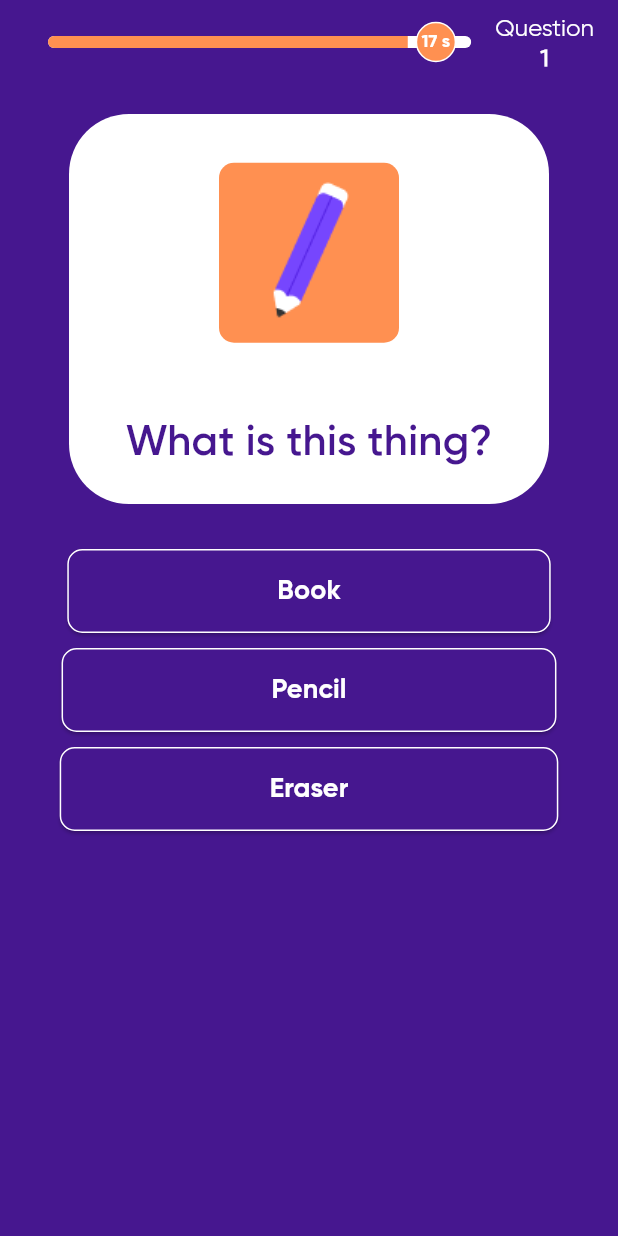
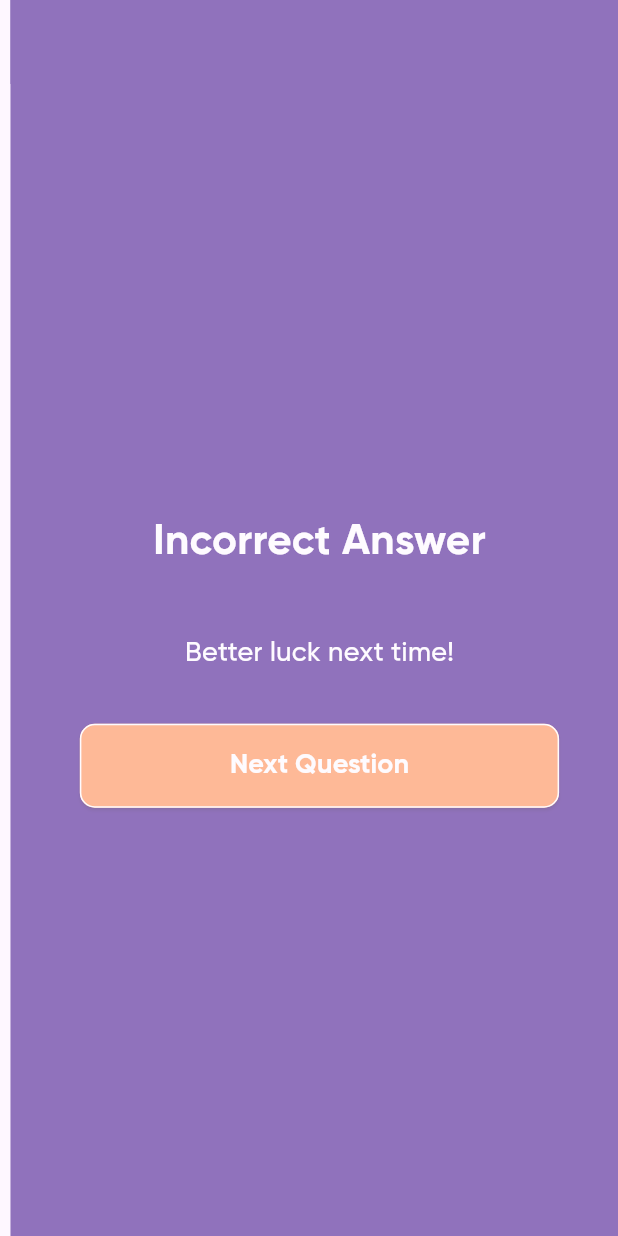
Before and after one commit to Petya2603/kahoot_app, a Flutter app: the QuizeScreen screen opened directly, after a tap on "Book", on a phone screen of 412 x 824 dp. Run offline on Flutter 3.47's test engine with Material 3 defaults, Android fonts, the phone set to English and light mode, and no system bars; our stand-ins replace get; missing offline and left inert: qr_code_scanner.

Commit message:
quize_controller

```diff
--- a/lib/screens/quize/controller/quize_controller.dart
+++ b/lib/screens/quize/controller/quize_controller.dart
@@ -1,12 +1,15 @@
 import 'package:get/get.dart';
 import 'dart:async';
-import '../../results/results_screen.dart'; // Import the results screen
+import '../../reiting/reiting_screen.dart';
+import '../../results/correct/results_correct_screen.dart';
+import '../../results/incorrect/result_incorrect_screen.dart';
 
 class QuizeScreenController extends GetxController {
   var progressValue = 1.0.obs;
   var remainingSeconds = 20.obs;
   Timer? _timer;
   var selectedButtonIndex = (-1).obs;
+  var currentQuestionIndex = 0.obs;
   List<String> questions = [
     "What is this thing?",
     "What is the capital of France?",
@@ -18,6 +21,7 @@ class QuizeScreenController extends GetxController {
     ["3", "4", "5"],
   ];
   List<int> correctAnswerIndex = [1, 0, 1];
+
   @override
   void onInit() {
     super.onInit();
@@ -25,13 +29,18 @@ class QuizeScreenController extends GetxController {
   }
 
   void _startTimer() {
+    if (currentQuestionIndex.value >= questions.length) {
+      _timer?.cancel();
+      return;
+    }
+    _timer?.cancel();
     _timer = Timer.periodic(const Duration(seconds: 1), (timer) {
       if (remainingSeconds.value > 0) {
         remainingSeconds.value--;
         progressValue.value = remainingSeconds.value / 20;
       } else {
         _timer?.cancel();
-        Get.offAll(const ResultsScreen());
+        Get.offAll(() => ResultIncorrectScreen(onNext: _goToNextQuestion));
       }
     });
   }
@@ -42,16 +51,34 @@ class QuizeScreenController extends GetxController {
     super.onClose();
   }
 
-  void selectButton(int index, int questionIndex) {
+  void selectedButton(int index) {
+    _timer?.cancel();
     selectedButtonIndex.value = index;
-    if (_validateAnswer(index, questionIndex)) {
-      Get.to(const ResultsScreen());
+    if (_validateAnswer(index)) {
+      Future.delayed(const Duration(seconds: 1), () {
+        Get.to(() => ResultCorrectScreen(onNext: _goToNextQuestion));
+      });
     } else {
-      Get.offAll(const ResultsScreen());
+      Future.delayed(const Duration(seconds: 1), () {
+        Get.to(() => ResultIncorrectScreen(onNext: _goToNextQuestion));
+      });
     }
   }
 
-  bool _validateAnswer(int selectedIndex, int questionIndex) {
-    return selectedIndex == correctAnswerIndex[questionIndex];
+  void _goToNextQuestion() {
+    if (currentQuestionIndex.value < questions.length - 1) {
+      currentQuestionIndex.value++;
+      selectedButtonIndex.value = -1;
+      remainingSeconds.value = 20;
+      _startTimer();
+      Get.back();
+    } else {
+      _timer?.cancel();
+      Get.offAll(() => const ReitingScreen());
+    }
+  }
+
+  bool _validateAnswer(int selectedIndex) {
+    return selectedIndex == correctAnswerIndex[currentQuestionIndex.value];
   }
 }
--- a/lib/screens/quize/quize_screen.dart
+++ b/lib/screens/quize/quize_screen.dart
@@ -1,5 +1,6 @@
 import 'package:flutter/material.dart';
 import 'package:get/get.dart';
+import 'package:get/get_state_manager/get_state_manager.dart';
 import 'package:kahoot_app/screens/quize/controller/quize_controller.dart';
 import '../../config/constants/constants.dart';
 
@@ -53,10 +54,10 @@ class QuizeScreen extends StatelessWidget {
                   ),
                 ),
               ),
-              const Column(
+              Obx(() => Column(
                     crossAxisAlignment: CrossAxisAlignment.center,
                     children: [
-                  Text(
+                      const Text(
                         "Question",
                         style: TextStyle(
                           color: Colors.white,
@@ -64,14 +65,14 @@ class QuizeScreen extends StatelessWidget {
                         ),
                       ),
                       Text(
-                    "1",
-                    style: TextStyle(
+                        "${controller.currentQuestionIndex.value + 1}/${controller.questions.length}",
+                        style: const TextStyle(
                             color: Colors.white,
                             fontSize: 16,
                             fontWeight: FontWeight.bold),
                       ),
                     ],
-              ),
+                  )),
             ],
           ),
         ),
@@ -101,13 +102,16 @@ class QuizeScreen extends StatelessWidget {
                         color: AppColors.orange,
                       ),
                     ),
-                    Text(
-                      controller.questions[0],
+                    Obx(
+                      () => Text(
+                        controller
+                            .questions[controller.currentQuestionIndex.value],
                         style: const TextStyle(
                             fontFamily: Fonts.gilroySemiBold,
                             fontSize: 28,
                             color: AppColors.background),
-                    )
+                      ),
+                    ),
                   ],
                 ),
               ),
@@ -115,19 +119,22 @@ class QuizeScreen extends StatelessWidget {
             const SizedBox(
               height: 20,
             ),
-            for (int i = 0; i < controller.options[0].length; i++)
-              Container(
+            Obx(() {
+              return Column(
+                  children: List.generate(
+                      controller.options[controller.currentQuestionIndex.value]
+                          .length, (index) {
+                return Container(
                   margin: const EdgeInsets.only(top: 10),
                   child: ElevatedButton(
                     onPressed: () {
-                    controller.selectedButtonIndex.value == -1
-                        ? () {
-                            controller.selectButton(i, 0);
+                      if (controller.selectedButtonIndex.value == -1) {
+                        controller.selectedButton(index);
                       }
-                        : null;
                     },
                     style: ElevatedButton.styleFrom(
-                    backgroundColor: controller.selectedButtonIndex == i
+                      backgroundColor:
+                          controller.selectedButtonIndex.value == index
                               ? AppColors.orange
                               : AppColors.background,
                       padding: const EdgeInsets.symmetric(
@@ -138,14 +145,17 @@ class QuizeScreen extends StatelessWidget {
                       ),
                     ),
                     child: Text(
-                    controller.options[0][i],
+                      controller.options[controller.currentQuestionIndex.value]
+                          [index],
                       style: const TextStyle(
                           color: AppColors.white,
                           fontSize: 18,
                           fontFamily: Fonts.gilroyBold),
                     ),
                   ),
-              ),
+                );
+              }));
+            }),
           ],
         ));
   }
--- a/lib/screens/results/results_screen.dart
+++ b/lib/screens/results/incorrect/result_incorrect_screen.dart
@@ -1,10 +1,9 @@
 import 'package:flutter/material.dart';
-import 'package:get/get.dart';
-import 'package:kahoot_app/screens/quize/quize_screen.dart';
-import '../../config/constants/constants.dart';
+import '../../../config/constants/constants.dart';
 
-class ResultsScreen extends StatelessWidget {
-  const ResultsScreen({super.key});
+class ResultIncorrectScreen extends StatelessWidget {
+  const ResultIncorrectScreen({super.key, required this.onNext});
+  final VoidCallback onNext;
 
   @override
   Widget build(BuildContext context) {
@@ -21,7 +20,7 @@ class ResultsScreen extends StatelessWidget {
             mainAxisAlignment: MainAxisAlignment.center,
             children: [
               const Text(
-                "Nice Work",
+                "Incorrect Answer",
                 style: TextStyle(
                   color: AppColors.white,
                   fontFamily: Fonts.gilroyBold,
@@ -29,10 +28,9 @@ class ResultsScreen extends StatelessWidget {
                 ),
               ),
               const SizedBox(height: 20),
-              const Image(image: AssetImage(Assets.check)),
               const SizedBox(height: 20),
               const Text(
-                "You Earned 10 pts",
+                "Better luck next time!",
                 style: TextStyle(
                   color: AppColors.white,
                   fontSize: 18,
@@ -41,9 +39,7 @@ class ResultsScreen extends StatelessWidget {
               ),
               const SizedBox(height: 35),
               ElevatedButton(
-                onPressed: () {
-                  Get.offAll(const QuizeScreen());
-                },
+                onPressed: onNext,
                 style: ElevatedButton.styleFrom(
                   backgroundColor: AppColors.orange,
                   padding:
@@ -54,7 +50,7 @@ class ResultsScreen extends StatelessWidget {
                   ),
                 ),
                 child: const Text(
-                  "Next Stage",
+                  "Next Question",
                   style: TextStyle(
                     color: AppColors.white,
                     fontSize: 18,
```
Also changed, not shown: lib/screens/home/home_screen.dart (+8 -89 lines), lib/screens/home/widgets/pin_textfield.dart (added, +62 -0 lines), lib/screens/home/widgets/qr_scan_button.dart (added, +49 -0 lines), lib/screens/qr_scan/qr_scan_screen.dart (renamed from lib/screens/home/qr_scan_screen.dart, +2 -26 lines), lib/screens/qr_scan/widgets/scan_back_button.dart (added, +37 -0 lines), lib/screens/reiting/reiting_screen.dart (added, +17 -0 lines), lib/screens/results/correct/results_correct_screen.dart (added, +68 -0 lines), lib/screens/start_test/start_test_screen.dart (renamed from lib/screens/home/start_test_screen.dart). Lines whose indentation alone changed are shown as unchanged.
